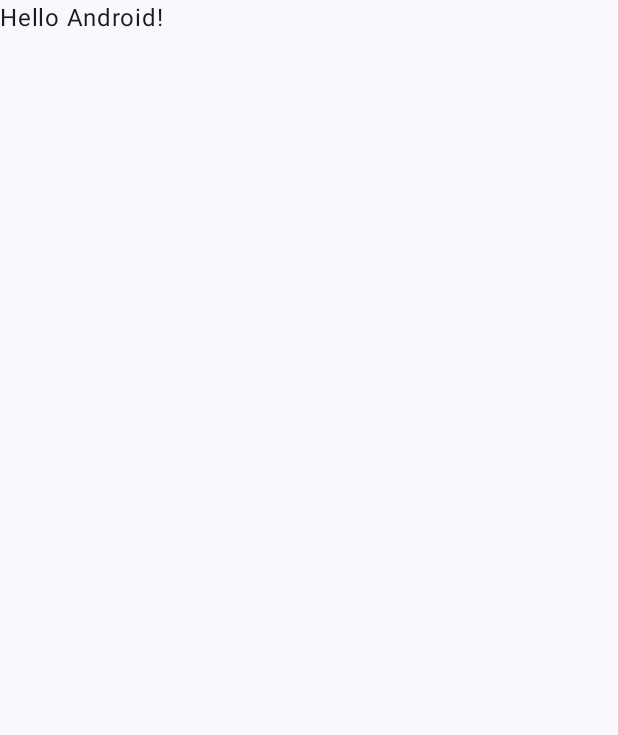
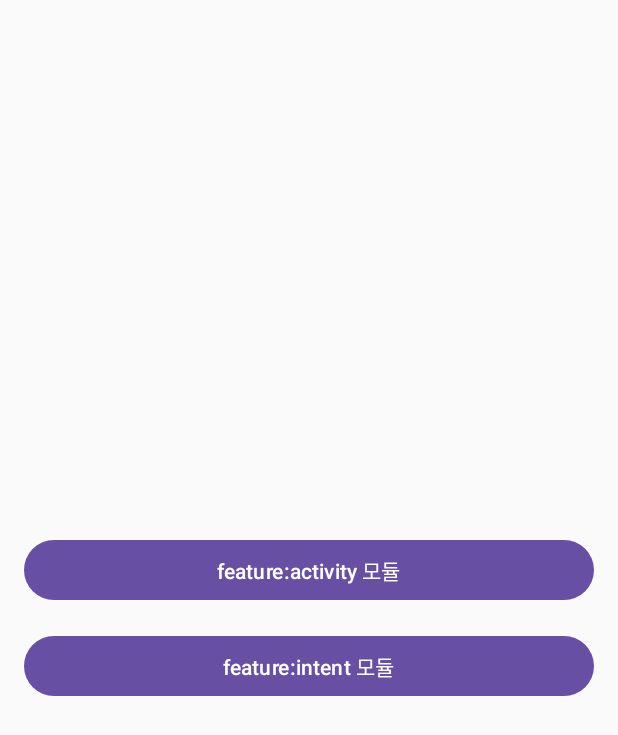
Before and after one commit to HamBeomJoon/Android-review, an Android app built with Jetpack Compose: the screen it shows after launch (MainActivity), on a phone screen of 412 x 824 dp. Before the commit the part shown is almost empty. Shown: the top 735 px of the screen. Run offline under Robolectric (Android 15) with nearby library versions, the phone set to English and light mode, and no system bars.

Commit message:
build: build-logic 모듈 추가, 연결

```diff
--- a/app/build.gradle.kts
+++ b/app/build.gradle.kts
@@ -40,6 +40,8 @@ android {
 }
 
 dependencies {
+    implementation(project(":feature:activity"))
+    implementation(project(":feature:intent"))
 
     implementation(libs.androidx.core.ktx)
     implementation(libs.androidx.lifecycle.runtime.ktx)
@@ -49,6 +51,7 @@ dependencies {
     implementation(libs.androidx.ui.graphics)
     implementation(libs.androidx.ui.tooling.preview)
     implementation(libs.androidx.material3)
+    implementation(libs.androidx.navigation.compose)
     testImplementation(libs.junit)
     androidTestImplementation(libs.androidx.junit)
     androidTestImplementation(libs.androidx.espresso.core)
--- a/app/src/main/java/com/example/review/MainActivity.kt
+++ b/app/src/main/java/com/example/review/MainActivity.kt
@@ -3,48 +3,86 @@ package com.example.review
 import android.os.Bundle
 import androidx.activity.ComponentActivity
 import androidx.activity.compose.setContent
-import androidx.activity.enableEdgeToEdge
+import androidx.compose.foundation.layout.Arrangement
+import androidx.compose.foundation.layout.Column
+import androidx.compose.foundation.layout.Spacer
 import androidx.compose.foundation.layout.fillMaxSize
+import androidx.compose.foundation.layout.fillMaxWidth
+import androidx.compose.foundation.layout.height
 import androidx.compose.foundation.layout.padding
-import androidx.compose.material3.Scaffold
+import androidx.compose.material3.Button
+import androidx.compose.material3.MaterialTheme
 import androidx.compose.material3.Text
 import androidx.compose.runtime.Composable
 import androidx.compose.ui.Modifier
-import androidx.compose.ui.tooling.preview.Preview
-import com.example.review.ui.theme.ReviewTheme
+import androidx.compose.ui.unit.dp
+import androidx.navigation.compose.NavHost
+import androidx.navigation.compose.composable
+import androidx.navigation.compose.rememberNavController
+import com.example.activity.ActivityScreen
 
 class MainActivity : ComponentActivity() {
     override fun onCreate(savedInstanceState: Bundle?) {
         super.onCreate(savedInstanceState)
-        enableEdgeToEdge()
         setContent {
-            ReviewTheme {
-                Scaffold(modifier = Modifier.fillMaxSize()) { innerPadding ->
-                    Greeting(
-                        name = "Android",
-                        modifier = Modifier.padding(innerPadding),
-                    )
-                }
+            MaterialTheme {
+                AppNavigation()
             }
         }
     }
 }
 
 @Composable
-fun Greeting(
-    name: String,
-    modifier: Modifier = Modifier,
-) {
-    Text(
-        text = "Hello $name!",
-        modifier = modifier,
-    )
+fun AppNavigation() {
+    val navController = rememberNavController()
+
+    NavHost(
+        navController = navController,
+        startDestination = "home",
+    ) {
+        composable("home") {
+            HomeScreen(
+                onActivityClick = { navController.navigate("activity") },
+                onIntentClick = { navController.navigate("intent") },
+            )
+        }
+
+        composable("activity") {
+            ActivityScreen() // feature:activity 모듈
+        }
+
+//        composable("intent") {
+//            IntentScreen() // feature:intent 모듈
+//        }
+    }
 }
 
-@Preview(showBackground = true)
 @Composable
-fun GreetingPreview() {
-    ReviewTheme {
-        Greeting("Android")
+fun HomeScreen(
+    onActivityClick: () -> Unit,
+    onIntentClick: () -> Unit,
+) {
+    Column(
+        modifier =
+            Modifier
+                .fillMaxSize()
+                .padding(16.dp),
+        verticalArrangement = Arrangement.Center,
+    ) {
+        Button(
+            onClick = onActivityClick,
+            modifier = Modifier.fillMaxWidth(),
+        ) {
+            Text("feature:activity 모듈")
+        }
+
+        Spacer(modifier = Modifier.height(16.dp))
+
+        Button(
+            onClick = onIntentClick,
+            modifier = Modifier.fillMaxWidth(),
+        ) {
+            Text("feature:intent 모듈")
+        }
     }
 }
--- /dev/null
+++ b/build-logic/gradle.properties
@@ -0,0 +1,3 @@
+org.gradle.parallel=true
+org.gradle.caching=true
+org.gradle.configureondemand=true
--- a/build.gradle.kts
+++ b/build.gradle.kts
@@ -6,4 +6,5 @@ plugins {
     alias(libs.plugins.android.library) apply false
     alias(libs.plugins.ksp) apply false
     alias(libs.plugins.hilt) apply false
+    alias(libs.plugins.jetbrains.kotlin.jvm) apply false
 }
--- a/feature/activity/src/main/AndroidManifest.xml
+++ b/feature/activity/src/main/AndroidManifest.xml
@@ -1,4 +1,2 @@
 <?xml version="1.0" encoding="utf-8"?>
-<manifest xmlns:android="http://schemas.android.com/apk/res/android">
-
-</manifest>
+<manifest />
--- a/settings.gradle.kts
+++ b/settings.gradle.kts
@@ -1,4 +1,5 @@
 pluginManagement {
+    includeBuild("build-logic")
     repositories {
         google {
             content {
@@ -19,6 +20,8 @@ dependencyResolutionManagement {
     }
 }
 
+enableFeaturePreview("TYPESAFE_PROJECT_ACCESSORS")
+
 rootProject.name = "review"
 include(":app")
 include(":feature:activity")
```
Also changed, not shown: build-logic/convention/build.gradle.kts (added, +24 -0 lines), build-logic/settings.gradle.kts (added, +15 -0 lines), feature/activity/build.gradle.kts (+1 -37 lines), feature/activity/src/main/java/com/example/activity/ActivityScreen.kt (added, +29 -0 lines), gradle/libs.versions.toml (+9 -0 lines), 1 other file.
